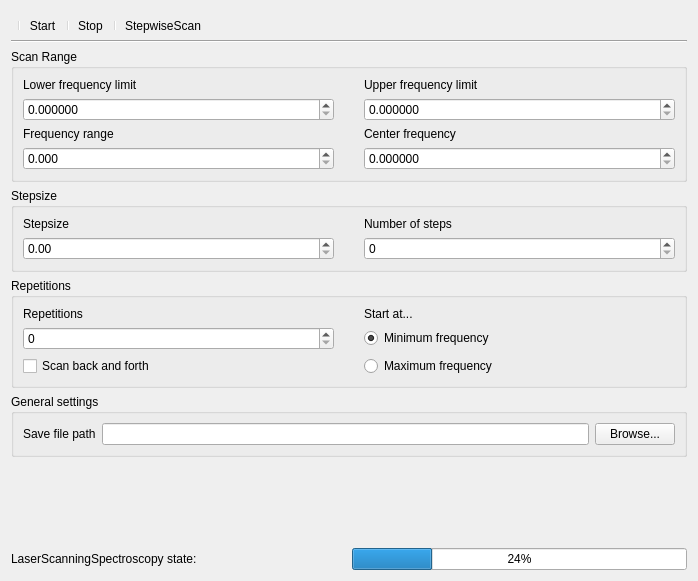
Qt form src/DynExpManager/Modules/LaserScanningSpectroscopy/LaserScanningSpectroscopy.ui (mariesturm/dynexp) before a commit.
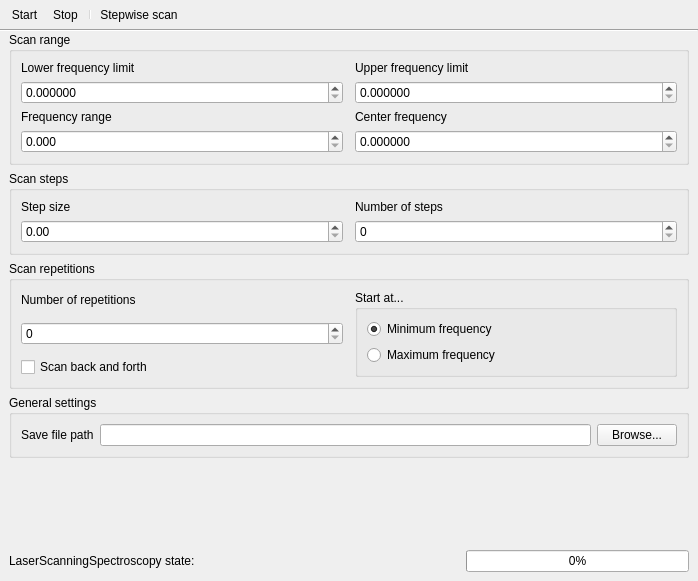
The same form after that commit. Icons and pictures are not drawn.

Commit message: Layout fixes in UI of LaserScanningSpectroscopy and LaserControl modules.

Patch:
```diff
--- a/src/DynExpManager/Modules/LaserScanningSpectroscopy/LaserScanningSpectroscopy.ui
+++ b/src/DynExpManager/Modules/LaserScanningSpectroscopy/LaserScanningSpectroscopy.ui
@@ -19,25 +19,10 @@
     <verstretch>0</verstretch>
    </sizepolicy>
   </property>
+  <property name="locale">
+   <locale language="English" country="UnitedStates"/>
+  </property>
   <layout class="QVBoxLayout" name="verticalLayout">
-   <item>
-    <widget class="QFrame" name="frame">
-     <property name="sizePolicy">
-      <sizepolicy hsizetype="Minimum" vsizetype="Minimum">
-       <horstretch>0</horstretch>
-       <verstretch>0</verstretch>
-      </sizepolicy>
-     </property>
-     <property name="frameShape">
-      <enum>QFrame::Shape::Panel</enum>
-     </property>
-     <property name="frameShadow">
-      <enum>QFrame::Shadow::Raised</enum>
-     </property>
-     <property name="lineWidth">
-      <number>0</number>
-     </property>
-     <layout class="QVBoxLayout" name="verticalLayout_2">
       <property name="spacing">
        <number>0</number>
       </property>
@@ -64,9 +49,7 @@
         <property name="floatable">
          <bool>false</bool>
         </property>
-        <addaction name="separator"/>
         <addaction name="action_Start"/>
-        <addaction name="separator"/>
         <addaction name="action_Stop"/>
         <addaction name="separator"/>
         <addaction name="action_StepwiseScan"/>
@@ -79,26 +62,68 @@
         </property>
        </widget>
       </item>
-     </layout>
-    </widget>
-   </item>
    <item>
-    <widget class="QGroupBox" name="groupBox">
+    <widget class="QFrame" name="mainFrame">
      <property name="sizePolicy">
-      <sizepolicy hsizetype="Expanding" vsizetype="Expanding">
+      <sizepolicy hsizetype="Minimum" vsizetype="Minimum">
+       <horstretch>0</horstretch>
+       <verstretch>0</verstretch>
+      </sizepolicy>
+     </property>
+     <property name="frameShape">
+      <enum>QFrame::Shape::Panel</enum>
+     </property>
+     <property name="frameShadow">
+      <enum>QFrame::Shadow::Raised</enum>
+     </property>
+     <property name="lineWidth">
+      <number>0</number>
+     </property>
+     <layout class="QVBoxLayout" name="verticalLayout_2">
+      <property name="spacing">
+       <number>6</number>
+      </property>
+      <property name="leftMargin">
+       <number>9</number>
+      </property>
+      <property name="topMargin">
+       <number>0</number>
+      </property>
+      <property name="rightMargin">
+       <number>9</number>
+      </property>
+      <property name="bottomMargin">
+       <number>9</number>
+      </property>
+      <item>
+       <widget class="QGroupBox" name="GBScanRange">
+        <property name="sizePolicy">
+         <sizepolicy hsizetype="Preferred" vsizetype="Minimum">
        <horstretch>0</horstretch>
        <verstretch>0</verstretch>
       </sizepolicy>
      </property>
      <property name="title">
-      <string>Scan Range</string>
-     </property>
-     <layout class="QVBoxLayout" name="verticalLayout_3">
-      <item>
+         <string>Scan range</string>
+        </property>
        <layout class="QGridLayout" name="gridLayout_2">
         <property name="horizontalSpacing">
-         <number>30</number>
-        </property>
+          <number>12</number>
+         </property>
+         <item row="0" column="0">
+          <widget class="QLabel" name="LLowerFrequencyLimit">
+           <property name="text">
+            <string>Lower frequency limit</string>
+           </property>
+          </widget>
+         </item>
+         <item row="0" column="1">
+          <widget class="QLabel" name="LUpperFrequencyLimit">
+           <property name="text">
+            <string>Upper frequency limit</string>
+           </property>
+          </widget>
+         </item>
         <item row="1" column="0">
          <widget class="QDoubleSpinBox" name="SBLowerFrequencyLimit">
           <property name="keyboardTracking">
@@ -112,8 +137,8 @@
           </property>
          </widget>
         </item>
-        <item row="3" column="1">
-         <widget class="QDoubleSpinBox" name="SBCenterFrequency">
+         <item row="1" column="1">
+          <widget class="QDoubleSpinBox" name="SBUpperFrequencyLimit">
           <property name="keyboardTracking">
            <bool>false</bool>
           </property>
@@ -125,19 +150,6 @@
           </property>
          </widget>
         </item>
-        <item row="3" column="0">
-         <widget class="QDoubleSpinBox" name="SBFrequencyRange">
-          <property name="keyboardTracking">
-           <bool>false</bool>
-          </property>
-          <property name="decimals">
-           <number>3</number>
-          </property>
-          <property name="maximum">
-           <double>100.000000000000000</double>
-          </property>
-         </widget>
-        </item>
         <item row="2" column="0">
          <widget class="QLabel" name="LFrequencyRange">
           <property name="text">
@@ -152,22 +164,21 @@
           </property>
          </widget>
         </item>
-        <item row="0" column="1">
-         <widget class="QLabel" name="LUpperFrequencyLimit">
-          <property name="text">
-           <string>Upper frequency limit</string>
-          </property>
-         </widget>
-        </item>
-        <item row="0" column="0">
-         <widget class="QLabel" name="LLowerFrequencyLimit">
-          <property name="text">
-           <string>Lower frequency limit</string>
-          </property>
-         </widget>
-        </item>
-        <item row="1" column="1">
-         <widget class="QDoubleSpinBox" name="SBUpperFrequencyLimit">
+         <item row="3" column="0">
+          <widget class="QDoubleSpinBox" name="SBFrequencyRange">
+           <property name="keyboardTracking">
+            <bool>false</bool>
+           </property>
+           <property name="decimals">
+            <number>3</number>
+           </property>
+           <property name="maximum">
+            <double>100.000000000000000</double>
+           </property>
+          </widget>
+         </item>
+         <item row="3" column="1">
+          <widget class="QDoubleSpinBox" name="SBCenterFrequency">
           <property name="keyboardTracking">
            <bool>false</bool>
           </property>
@@ -180,34 +191,27 @@
          </widget>
         </item>
        </layout>
-      </item>
-     </layout>
     </widget>
    </item>
    <item>
-    <widget class="QGroupBox" name="groupBox_2">
+       <widget class="QGroupBox" name="GBStepSize">
      <property name="sizePolicy">
-      <sizepolicy hsizetype="Preferred" vsizetype="Preferred">
+         <sizepolicy hsizetype="Preferred" vsizetype="Minimum">
        <horstretch>0</horstretch>
        <verstretch>0</verstretch>
       </sizepolicy>
      </property>
      <property name="title">
-      <string>Stepsize</string>
-     </property>
-     <layout class="QVBoxLayout" name="verticalLayout_4">
-      <item>
+         <string>Scan steps</string>
+        </property>
        <layout class="QGridLayout" name="gridLayout">
         <property name="horizontalSpacing">
-         <number>30</number>
-        </property>
-        <item row="1" column="1">
-         <widget class="QSpinBox" name="SBNumberOfSteps"/>
-        </item>
-        <item row="1" column="0">
-         <widget class="QDoubleSpinBox" name="SBStepsize">
-          <property name="keyboardTracking">
-           <bool>false</bool>
+          <number>12</number>
+         </property>
+         <item row="0" column="0">
+          <widget class="QLabel" name="LStepsize">
+           <property name="text">
+            <string>Step size</string>
           </property>
          </widget>
         </item>
@@ -218,67 +222,62 @@
           </property>
          </widget>
         </item>
-        <item row="0" column="0">
-         <widget class="QLabel" name="LStepsize">
-          <property name="text">
-           <string>Stepsize</string>
+         <item row="1" column="0">
+          <widget class="QDoubleSpinBox" name="SBStepsize">
+           <property name="keyboardTracking">
+            <bool>false</bool>
           </property>
          </widget>
         </item>
-       </layout>
+         <item row="1" column="1">
+          <widget class="QSpinBox" name="SBNumberOfSteps"/>
       </item>
      </layout>
     </widget>
    </item>
    <item>
-    <widget class="QGroupBox" name="groupBox_3">
+       <widget class="QGroupBox" name="GBRepetitions">
      <property name="sizePolicy">
-      <sizepolicy hsizetype="Preferred" vsizetype="Preferred">
+         <sizepolicy hsizetype="Preferred" vsizetype="Minimum">
        <horstretch>0</horstretch>
        <verstretch>0</verstretch>
       </sizepolicy>
      </property>
      <property name="title">
-      <string>Repetitions</string>
-     </property>
-     <layout class="QVBoxLayout" name="verticalLayout_6">
-      <item>
-       <layout class="QGridLayout" name="gridLayout_3">
-        <property name="horizontalSpacing">
-         <number>30</number>
-        </property>
-        <item row="0" column="0">
+         <string>Scan repetitions</string>
+        </property>
+        <layout class="QHBoxLayout" name="horizontalLayout_3">
+         <property name="spacing">
+          <number>12</number>
+         </property>
+         <item>
+          <layout class="QVBoxLayout" name="verticalLayout_3">
+           <item>
          <widget class="QLabel" name="LRepetitions">
           <property name="text">
-           <string>Repetitions</string>
+              <string>Number of repetitions</string>
           </property>
          </widget>
         </item>
-        <item row="1" column="0">
+           <item>
          <widget class="QSpinBox" name="SBRepetitions"/>
         </item>
-        <item row="2" column="1">
-         <widget class="QRadioButton" name="RBStartAtMaximum">
-          <property name="text">
-           <string>Maximum frequency</string>
-          </property>
-         </widget>
-        </item>
-        <item row="0" column="1">
-         <widget class="QLabel" name="LStartAt">
-          <property name="text">
-           <string>Start at...</string>
-          </property>
-         </widget>
-        </item>
-        <item row="2" column="0">
+           <item>
          <widget class="QCheckBox" name="CBScanBackAndForth">
           <property name="text">
            <string>Scan back and forth</string>
           </property>
          </widget>
         </item>
-        <item row="1" column="1">
+          </layout>
+         </item>
+         <item>
+          <widget class="QGroupBox" name="GBStartAt">
+           <property name="title">
+            <string>Start at...</string>
+           </property>
+           <layout class="QVBoxLayout" name="verticalLayout_4">
+            <item>
          <widget class="QRadioButton" name="RBStartAtMinimum">
           <property name="text">
            <string>Minimum frequency</string>
@@ -288,19 +287,31 @@
           </property>
          </widget>
         </item>
-       </layout>
+            <item>
+             <widget class="QRadioButton" name="RBStartAtMaximum">
+              <property name="text">
+               <string>Maximum frequency</string>
+              </property>
+             </widget>
+            </item>
+           </layout>
+          </widget>
       </item>
      </layout>
     </widget>
    </item>
    <item>
-    <widget class="QGroupBox" name="GBAutoMeasureGeneralSettings">
+       <widget class="QGroupBox" name="GBGeneral">
+        <property name="sizePolicy">
+         <sizepolicy hsizetype="Preferred" vsizetype="Minimum">
+          <horstretch>0</horstretch>
+          <verstretch>0</verstretch>
+         </sizepolicy>
+        </property>
      <property name="title">
       <string>General settings</string>
      </property>
-     <layout class="QVBoxLayout" name="verticalLayout_9">
-      <item>
-       <layout class="QHBoxLayout" name="horizontalLayout_5">
+        <layout class="QHBoxLayout" name="horizontalLayout_2">
         <item>
          <widget class="QLabel" name="LPath">
           <property name="text">
@@ -339,8 +350,6 @@
          </widget>
         </item>
        </layout>
-      </item>
-     </layout>
     </widget>
    </item>
    <item>
@@ -358,8 +367,23 @@
    </item>
    <item>
     <layout class="QHBoxLayout" name="horizontalLayout">
+        <property name="spacing">
+         <number>12</number>
+        </property>
      <item>
       <widget class="QLabel" name="LLaserScanningSpectroscopyState">
+          <property name="sizePolicy">
+           <sizepolicy hsizetype="Preferred" vsizetype="Preferred">
+            <horstretch>2</horstretch>
+            <verstretch>0</verstretch>
+           </sizepolicy>
+          </property>
+          <property name="minimumSize">
+           <size>
+            <width>0</width>
+            <height>22</height>
+           </size>
+          </property>
        <property name="text">
         <string>LaserScanningSpectroscopy state:</string>
        </property>
@@ -368,17 +392,26 @@
      <item>
       <widget class="QProgressBar" name="PBLaserScanningSpectroscopyProgress">
        <property name="sizePolicy">
-        <sizepolicy hsizetype="Preferred" vsizetype="Preferred">
-         <horstretch>0</horstretch>
+           <sizepolicy hsizetype="Expanding" vsizetype="Fixed">
+            <horstretch>1</horstretch>
          <verstretch>0</verstretch>
         </sizepolicy>
        </property>
+          <property name="minimumSize">
+           <size>
+            <width>140</width>
+            <height>0</height>
+           </size>
+          </property>
        <property name="value">
-        <number>24</number>
+           <number>0</number>
        </property>
       </widget>
      </item>
     </layout>
+      </item>
+     </layout>
+    </widget>
    </item>
   </layout>
   <action name="action_Start">
@@ -390,7 +423,7 @@
     <string>Start</string>
    </property>
    <property name="toolTip">
-    <string>Start LaserScanningSpectroscopy</string>
+    <string>Start the scan (series)</string>
    </property>
    <property name="menuRole">
     <enum>QAction::MenuRole::NoRole</enum>
@@ -405,7 +438,10 @@
     <string>Stop</string>
    </property>
    <property name="toolTip">
-    <string>Stop LaserScanningSpectroscopy</string>
+    <string>Stop current action</string>
+   </property>
+   <property name="shortcut">
+    <string>Esc</string>
    </property>
    <property name="menuRole">
     <enum>QAction::MenuRole::NoRole</enum>
@@ -420,7 +456,7 @@
      <normaloff>:/QModules/icons/Rect.svg</normaloff>:/QModules/icons/Rect.svg</iconset>
    </property>
    <property name="text">
-    <string>StepwiseScan</string>
+    <string>Stepwise scan</string>
    </property>
    <property name="toolTip">
     <string>Enables stepwise frequency tuning</string>
```
Left out of the diff: 14 changed lines with no effect on the pictures. Lines whose indentation alone changed are shown as unchanged. The commit also changes 1 other file.
